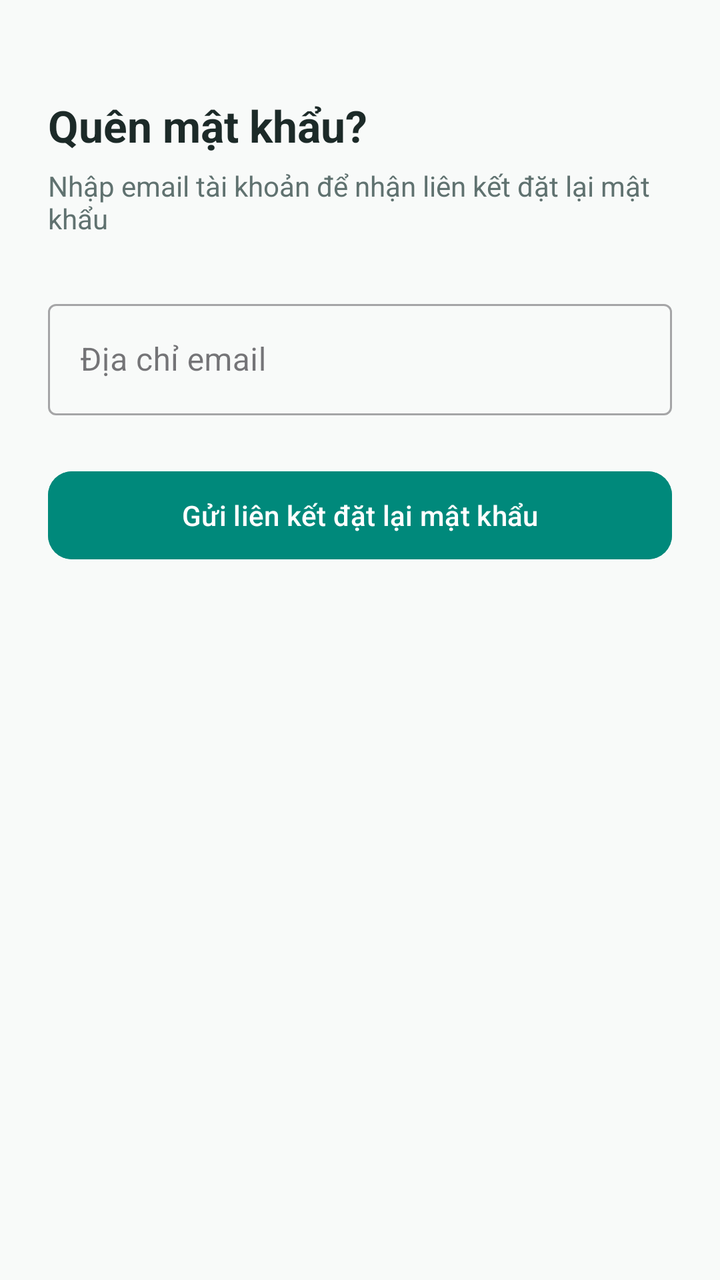
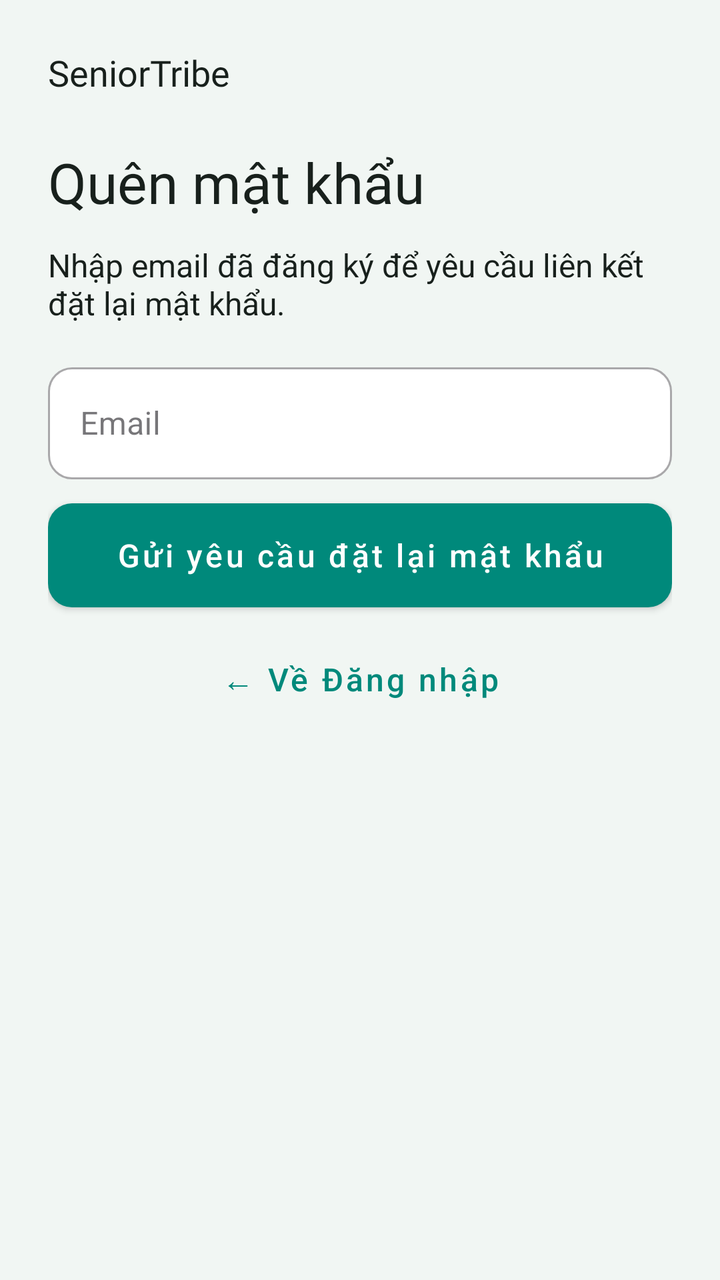

Two renders of the same Android screen: before a commit and after it. Below are the layout's source before the change and the commit's diff.
<!-- AndroidManifest.xml: application theme Theme.SeniorTribeApp -->
<!-- res/layout/activity_forgot_password.xml -->
<?xml version="1.0" encoding="utf-8"?>
<LinearLayout xmlns:android="http://schemas.android.com/apk/res/android"
    xmlns:app="http://schemas.android.com/apk/res-auto"
    android:layout_width="match_parent"
    android:layout_height="match_parent"
    android:orientation="vertical"
    android:padding="24dp"
    android:background="@color/background">

    <TextView
        android:layout_width="wrap_content"
        android:layout_height="wrap_content"
        android:layout_marginTop="24dp"
        android:text="@string/forgot_password"
        android:textColor="@color/text_primary"
        android:textSize="22sp"
        android:textStyle="bold" />

    <TextView
        android:layout_width="wrap_content"
        android:layout_height="wrap_content"
        android:layout_marginTop="6dp"
        android:text="Nhập email tài khoản để nhận liên kết đặt lại mật khẩu"
        android:textColor="@color/text_secondary"
        android:textSize="14sp" />

    <com.google.android.material.textfield.TextInputLayout
        android:layout_width="match_parent"
        android:layout_height="wrap_content"
        android:layout_marginTop="28dp"
        style="@style/Widget.MaterialComponents.TextInputLayout.OutlinedBox">
        <com.google.android.material.textfield.TextInputEditText
            android:id="@+id/etResetEmail"
            android:layout_width="match_parent"
            android:layout_height="wrap_content"
            android:hint="@string/email_hint"
            android:inputType="textEmailAddress" />
    </com.google.android.material.textfield.TextInputLayout>

    <com.google.android.material.button.MaterialButton
        android:id="@+id/btnSendReset"
        android:layout_width="match_parent"
        android:layout_height="52dp"
        android:layout_marginTop="24dp"
        android:text="@string/btn_reset_password"
        app:cornerRadius="@dimen/button_corner_radius"
        android:backgroundTint="@color/primary" />
</LinearLayout>
<!-- resources referenced by this layout -->
<resources>
  <color name="background">#F8FAF9</color>
  <color name="primary">#00897B</color>
  <color name="text_primary">#1C2A28</color>
  <color name="text_secondary">#607270</color>
  <dimen name="button_corner_radius">12dp</dimen>
  <string name="btn_reset_password">Gửi liên kết đặt lại mật khẩu</string>
  <string name="email_hint">Địa chỉ email</string>
  <string name="forgot_password">Quên mật khẩu?</string>
  <style name="Theme.SeniorTribeApp" parent="Theme.Material3.DayNight.NoActionBar">
          <item name="colorPrimary">@color/primary</item>
          <item name="colorPrimaryVariant">@color/primary_dark</item>
          <item name="colorOnPrimary">@color/on_primary</item>
          <item name="colorSecondary">@color/secondary</item>
          <item name="colorSecondaryVariant">@color/secondary_dark</item>
          <item name="colorOnSecondary">@color/on_secondary</item>
          <item name="android:statusBarColor">@color/primary_dark</item>
          <item name="android:windowBackground">@color/background</item>
      </style>
  <color name="primary_dark">#004D40</color>
  <color name="on_primary">#FFFFFF</color>
  <color name="secondary">#FB8C00</color>
  <color name="secondary_dark">#EF6C00</color>
  <color name="on_secondary">#FFFFFF</color>
</resources>

<!-- the commit's change to res/layout/activity_forgot_password.xml (unified diff, before → after) -->
@@ -1,48 +1,58 @@
 <?xml version="1.0" encoding="utf-8"?>
-<LinearLayout xmlns:android="http://schemas.android.com/apk/res/android"
+<ScrollView xmlns:android="http://schemas.android.com/apk/res/android"
     xmlns:app="http://schemas.android.com/apk/res-auto"
-    android:layout_width="match_parent"
-    android:layout_height="match_parent"
-    android:orientation="vertical"
-    android:padding="24dp"
-    android:background="@color/background">
-
-    <TextView
-        android:layout_width="wrap_content"
-        android:layout_height="wrap_content"
-        android:layout_marginTop="24dp"
-        android:text="@string/forgot_password"
-        android:textColor="@color/text_primary"
-        android:textSize="22sp"
-        android:textStyle="bold" />
-
-    <TextView
-        android:layout_width="wrap_content"
-        android:layout_height="wrap_content"
-        android:layout_marginTop="6dp"
-        android:text="Nhập email tài khoản để nhận liên kết đặt lại mật khẩu"
-        android:textColor="@color/text_secondary"
-        android:textSize="14sp" />
-
-    <com.google.android.material.textfield.TextInputLayout
-        android:layout_width="match_parent"
-        android:layout_height="wrap_content"
-        android:layout_marginTop="28dp"
-        style="@style/Widget.MaterialComponents.TextInputLayout.OutlinedBox">
+    android:layout_width="match_parent" android:layout_height="match_parent"
+    android:fillViewport="true" android:background="@color/st_auth_background">
+    <LinearLayout android:layout_width="match_parent" android:layout_height="wrap_content"
+        android:orientation="vertical" android:padding="24dp">
+        <TextView 
+        android:layout_width="match_parent" android:layout_height="wrap_content"
+        android:text="@string/st_auth_brand" android:textColor="@color/st_auth_text"
+        android:textSize="18sp" android:fontFamily="@font/be_vietnam_pro_semibold" />
+        <TextView 
+        android:layout_width="match_parent" android:layout_height="wrap_content"
+        android:text="@string/st_reset_title" android:textColor="@color/st_auth_text"
+        android:textSize="28sp" android:layout_marginTop="24dp" android:fontFamily="@font/be_vietnam_pro_semibold" />
+<TextView 
+        android:layout_width="match_parent" android:layout_height="wrap_content"
+        android:text="@string/st_reset_note" android:textColor="@color/st_auth_text"
+        android:textSize="16sp" android:layout_marginTop="12dp" />
+<com.google.android.material.textfield.TextInputLayout
+        style="@style/Widget.SeniorTribe.AuthInput"
+        android:layout_width="match_parent" android:layout_height="wrap_content"
+        android:layout_marginTop="16dp" android:hint="@string/st_register_email" >
         <com.google.android.material.textfield.TextInputEditText
-            android:id="@+id/etResetEmail"
-            android:layout_width="match_parent"
-            android:layout_height="wrap_content"
-            android:hint="@string/email_hint"
-            android:inputType="textEmailAddress" />
+            android:id="@+id/st_reset_email"
+            android:layout_width="match_parent" android:layout_height="wrap_content"
+            android:minHeight="56dp" android:inputType="textEmailAddress"
+            android:imeOptions="actionDone"
+            android:maxLines="1" android:singleLine="true" android:saveEnabled="false"
+            android:textColor="@color/st_auth_text" android:textSize="16sp" />
     </com.google.android.material.textfield.TextInputLayout>
-
-    <com.google.android.material.button.MaterialButton
-        android:id="@+id/btnSendReset"
-        android:layout_width="match_parent"
-        android:layout_height="52dp"
-        android:layout_marginTop="24dp"
-        android:text="@string/btn_reset_password"
-        app:cornerRadius="@dimen/button_corner_radius"
-        android:backgroundTint="@color/primary" />
-</LinearLayout>
+<TextView android:id="@+id/st_reset_message"
+        android:layout_width="match_parent" android:layout_height="wrap_content"
+        android:layout_marginTop="12dp" android:visibility="gone"
+        android:accessibilityLiveRegion="polite"
+        android:textColor="@color/st_auth_error" android:textSize="14sp" />
+<ProgressBar android:id="@+id/st_reset_progress"
+        android:layout_width="48dp" android:layout_height="48dp"
+        android:layout_gravity="center_horizontal" android:layout_marginTop="16dp"
+        android:contentDescription="@string/st_auth_loading" android:visibility="gone" />
+<com.google.android.material.button.MaterialButton
+        android:id="@+id/st_reset_submit" style="@style/Widget.SeniorTribe.AuthButton"
+        android:layout_width="match_parent" android:layout_height="wrap_content"
+        android:layout_marginTop="12dp" android:minHeight="52dp"
+        android:text="@string/st_reset_action" android:textAllCaps="false"
+        android:textSize="16sp" />
+<TextView android:id="@+id/st_reset_result"
+        android:layout_width="match_parent" android:layout_height="wrap_content"
+        android:text="@string/st_reset_initial" android:textColor="@color/st_auth_text"
+        android:textSize="16sp" android:layout_marginTop="20dp" android:visibility="gone" android:accessibilityLiveRegion="polite" />
+<com.google.android.material.button.MaterialButton
+        android:id="@+id/st_reset_back" style="@style/Widget.MaterialComponents.Button.TextButton"
+        android:layout_width="match_parent" android:layout_height="wrap_content"
+        android:layout_marginTop="12dp" android:minHeight="48dp"
+        android:text="@string/st_register_back" android:textAllCaps="false"
+        android:textSize="16sp" />
+    </LinearLayout>
+</ScrollView>
<!-- resource entries referenced after the edit -->
@@ -1,13 +1,35 @@
 <!-- resources referenced by this layout -->
 <resources>
+  <color name="st_auth_background">#F1F6F3</color>
+  <color name="st_auth_error">#B3261E</color>
+  <color name="st_auth_text">#18201C</color>
+  <string name="st_auth_brand">SeniorTribe</string>
+  <string name="st_auth_loading">Đang xử lý</string>
+  <string name="st_register_back">← Về Đăng nhập</string>
+  <string name="st_register_email">Email</string>
+  <string name="st_reset_action">Gửi yêu cầu đặt lại mật khẩu</string>
+  <string name="st_reset_initial" />
+  <string name="st_reset_note">Nhập email đã đăng ký để yêu cầu liên kết đặt lại mật khẩu.</string>
+  <string name="st_reset_title">Quên mật khẩu</string>
+  <style name="Widget.SeniorTribe.AuthButton" parent="Widget.MaterialComponents.Button">
+          <item name="android:minHeight">52dp</item>
+          <item name="android:insetTop">0dp</item>
+          <item name="android:insetBottom">0dp</item>
+          <item name="android:textAllCaps">false</item>
+          <item name="android:textSize">16sp</item>
+          <item name="cornerRadius">12dp</item>
+      </style>
+  <style name="Widget.SeniorTribe.AuthInput" parent="Widget.MaterialComponents.TextInputLayout.OutlinedBox">
+          <item name="boxBackgroundColor">@color/st_auth_surface</item>
+          <item name="boxCornerRadiusTopStart">12dp</item>
+          <item name="boxCornerRadiusTopEnd">12dp</item>
+          <item name="boxCornerRadiusBottomStart">12dp</item>
+          <item name="boxCornerRadiusBottomEnd">12dp</item>
+          <item name="hintTextColor">@color/st_auth_secondary</item>
+          <item name="errorTextColor">@color/st_auth_error</item>
+      </style>
   <color name="background">#F8FAF9</color>
   <color name="primary">#00897B</color>
-  <color name="text_primary">#1C2A28</color>
-  <color name="text_secondary">#607270</color>
-  <dimen name="button_corner_radius">12dp</dimen>
-  <string name="btn_reset_password">Gửi liên kết đặt lại mật khẩu</string>
-  <string name="email_hint">Địa chỉ email</string>
-  <string name="forgot_password">Quên mật khẩu?</string>
   <style name="Theme.SeniorTribeApp" parent="Theme.Material3.DayNight.NoActionBar">
           <item name="colorPrimary">@color/primary</item>
           <item name="colorPrimaryVariant">@color/primary_dark</item>
@@ -18,6 +40,8 @@
           <item name="android:statusBarColor">@color/primary_dark</item>
           <item name="android:windowBackground">@color/background</item>
       </style>
+  <color name="st_auth_surface">#FFFFFF</color>
+  <color name="st_auth_secondary">#52615A</color>
   <color name="primary_dark">#004D40</color>
   <color name="on_primary">#FFFFFF</color>
   <color name="secondary">#FB8C00</color>
